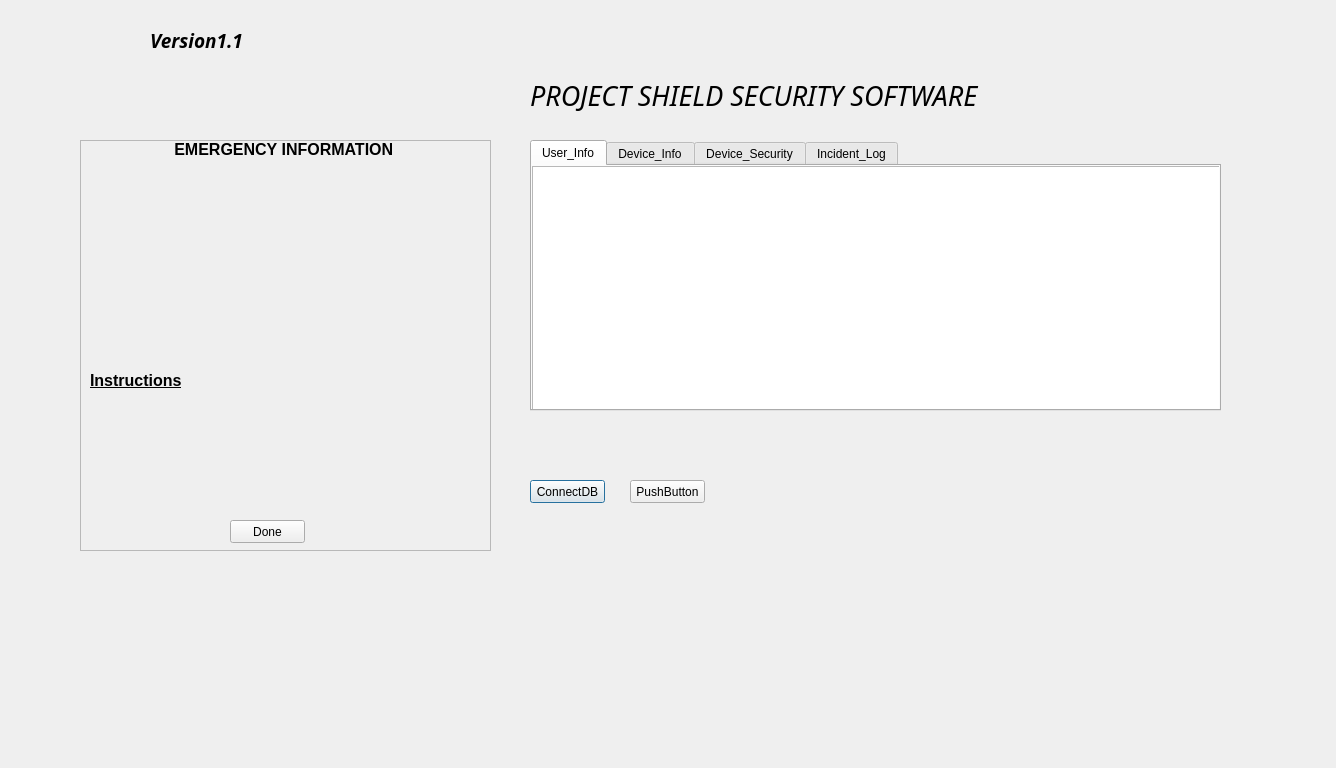
This is Project_Shield_Software_Version1_1/secondwindow.ui in JohanFick/SecuritySoftwareProgram as Qt 5 draws it before an edit. The edited form follows.
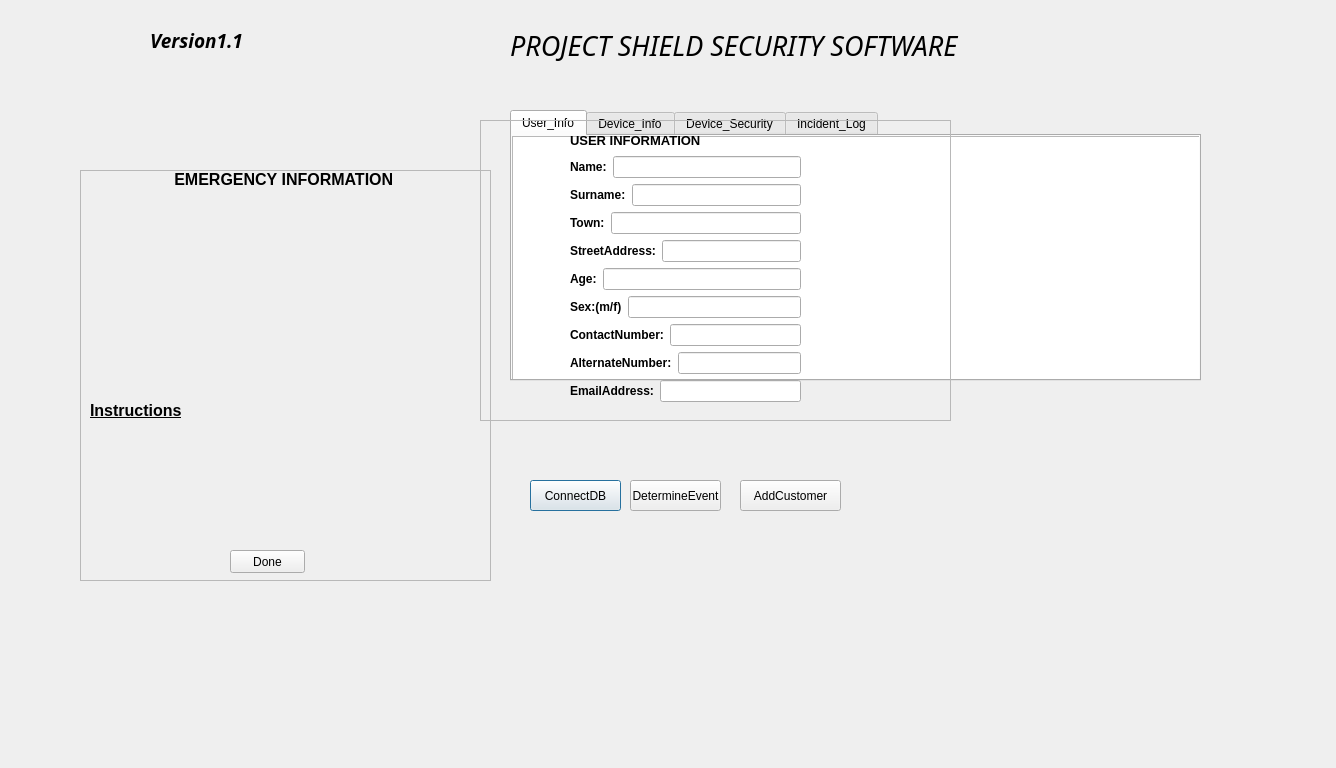
This is the edited form. Icons and pictures are not drawn.

Commit message: Update- Add User GUI and database updating code

```diff
--- a/Project_Shield_Software_Version1_1/secondwindow.ui
+++ b/Project_Shield_Software_Version1_1/secondwindow.ui
@@ -28,8 +28,8 @@
     <rect>
      <x>530</x>
      <y>480</y>
-     <width>75</width>
-     <height>23</height>
+     <width>91</width>
+     <height>31</height>
     </rect>
    </property>
    <property name="text">
@@ -39,8 +39,8 @@
   <widget class="QLabel" name="MainText">
    <property name="geometry">
     <rect>
-     <x>530</x>
-     <y>80</y>
+     <x>510</x>
+     <y>30</y>
      <width>561</width>
      <height>31</height>
     </rect>
@@ -96,8 +96,8 @@
   <widget class="QTabWidget" name="tabWidget">
    <property name="geometry">
     <rect>
-     <x>530</x>
-     <y>140</y>
+     <x>510</x>
+     <y>110</y>
      <width>691</width>
      <height>271</height>
     </rect>
@@ -171,19 +171,19 @@
     <rect>
      <x>630</x>
      <y>480</y>
-     <width>75</width>
-     <height>23</height>
+     <width>91</width>
+     <height>31</height>
     </rect>
    </property>
    <property name="text">
-    <string>PushButton</string>
+    <string>DetermineEvent</string>
    </property>
   </widget>
   <widget class="QFrame" name="frame">
    <property name="geometry">
     <rect>
      <x>80</x>
-     <y>140</y>
+     <y>170</y>
      <width>411</width>
      <height>411</height>
     </rect>
@@ -382,6 +382,260 @@
     </layout>
    </widget>
   </widget>
+  <widget class="QPushButton" name="AddCustomerButton">
+   <property name="geometry">
+    <rect>
+     <x>740</x>
+     <y>480</y>
+     <width>101</width>
+     <height>31</height>
+    </rect>
+   </property>
+   <property name="toolTip">
+    <string>&lt;html&gt;&lt;head/&gt;&lt;body&gt;&lt;p&gt;This allows the admin to add a user to the database.&lt;/p&gt;&lt;/body&gt;&lt;/html&gt;</string>
+   </property>
+   <property name="text">
+    <string>AddCustomer</string>
+   </property>
+  </widget>
+  <widget class="QFrame" name="AddCustomerFrame">
+   <property name="geometry">
+    <rect>
+     <x>480</x>
+     <y>120</y>
+     <width>471</width>
+     <height>301</height>
+    </rect>
+   </property>
+   <property name="frameShape">
+    <enum>QFrame::StyledPanel</enum>
+   </property>
+   <property name="frameShadow">
+    <enum>QFrame::Raised</enum>
+   </property>
+   <widget class="QWidget" name="">
+    <property name="geometry">
+     <rect>
+      <x>90</x>
+      <y>10</y>
+      <width>231</width>
+      <height>272</height>
+     </rect>
+    </property>
+    <layout class="QVBoxLayout" name="verticalLayout_3">
+     <item>
+      <widget class="QLabel" name="labelAddUser">
+       <property name="font">
+        <font>
+         <pointsize>10</pointsize>
+         <weight>75</weight>
+         <bold>true</bold>
+        </font>
+       </property>
+       <property name="text">
+        <string>USER INFORMATION</string>
+       </property>
+      </widget>
+     </item>
+     <item>
+      <layout class="QVBoxLayout" name="verticalLayout_2">
+       <item>
+        <layout class="QHBoxLayout" name="horizontalLayout">
+         <item>
+          <widget class="QLabel" name="labelAddName">
+           <property name="font">
+            <font>
+             <weight>75</weight>
+             <bold>true</bold>
+            </font>
+           </property>
+           <property name="text">
+            <string>Name:</string>
+           </property>
+          </widget>
+         </item>
+         <item>
+          <widget class="QLineEdit" name="textEditName"/>
+         </item>
+        </layout>
+       </item>
+       <item>
+        <layout class="QHBoxLayout" name="horizontalLayout_2">
+         <item>
+          <widget class="QLabel" name="labelAddSurname">
+           <property name="font">
+            <font>
+             <weight>75</weight>
+             <bold>true</bold>
+            </font>
+           </property>
+           <property name="text">
+            <string>Surname:</string>
+           </property>
+          </widget>
+         </item>
+         <item>
+          <widget class="QLineEdit" name="textEditSurname"/>
+         </item>
+        </layout>
+       </item>
+       <item>
+        <layout class="QHBoxLayout" name="horizontalLayout_3">
+         <item>
+          <widget class="QLabel" name="labelAddTown">
+           <property name="font">
+            <font>
+             <weight>75</weight>
+             <bold>true</bold>
+            </font>
+           </property>
+           <property name="text">
+            <string>Town:</string>
+           </property>
+          </widget>
+         </item>
+         <item>
+          <widget class="QLineEdit" name="textEditTown"/>
+         </item>
+        </layout>
+       </item>
+       <item>
+        <layout class="QHBoxLayout" name="horizontalLayout_4">
+         <item>
+          <widget class="QLabel" name="labelAddStreetAddress">
+           <property name="font">
+            <font>
+             <weight>75</weight>
+             <bold>true</bold>
+            </font>
+           </property>
+           <property name="text">
+            <string>StreetAddress:</string>
+           </property>
+          </widget>
+         </item>
+         <item>
+          <widget class="QLineEdit" name="textEditStreetAddress"/>
+         </item>
+        </layout>
+       </item>
+       <item>
+        <layout class="QHBoxLayout" name="horizontalLayout_5">
+         <item>
+          <widget class="QLabel" name="labelAddAge">
+           <property name="font">
+            <font>
+             <weight>75</weight>
+             <bold>true</bold>
+            </font>
+           </property>
+           <property name="text">
+            <string>Age:</string>
+           </property>
+          </widget>
+         </item>
+         <item>
+          <widget class="QLineEdit" name="textEditAge"/>
+         </item>
+        </layout>
+       </item>
+       <item>
+        <layout class="QHBoxLayout" name="horizontalLayout_6">
+         <item>
+          <widget class="QLabel" name="labelAddSex">
+           <property name="font">
+            <font>
+             <weight>75</weight>
+             <bold>true</bold>
+            </font>
+           </property>
+           <property name="text">
+            <string>Sex:(m/f)</string>
+           </property>
+          </widget>
+         </item>
+         <item>
+          <widget class="QLineEdit" name="textEditSex"/>
+         </item>
+        </layout>
+       </item>
+       <item>
+        <layout class="QHBoxLayout" name="horizontalLayout_7">
+         <item>
+          <widget class="QLabel" name="labelAddContactNumber">
+           <property name="font">
+            <font>
+             <weight>75</weight>
+             <bold>true</bold>
+            </font>
+           </property>
+           <property name="text">
+            <string>ContactNumber:</string>
+           </property>
+          </widget>
+         </item>
+         <item>
+          <widget class="QLineEdit" name="textEditContactNumber"/>
+         </item>
+        </layout>
+       </item>
+       <item>
+        <layout class="QHBoxLayout" name="horizontalLayout_8">
+         <item>
+          <widget class="QLabel" name="labelAddAlternateNumber">
+           <property name="font">
+            <font>
+             <weight>75</weight>
+             <bold>true</bold>
+            </font>
+           </property>
+           <property name="text">
+            <string>AlternateNumber:</string>
+           </property>
+          </widget>
+         </item>
+         <item>
+          <widget class="QLineEdit" name="textEditAlterNumber"/>
+         </item>
+        </layout>
+       </item>
+       <item>
+        <layout class="QHBoxLayout" name="horizontalLayout_9">
+         <item>
+          <widget class="QLabel" name="labelAddEmailAdress">
+           <property name="font">
+            <font>
+             <weight>75</weight>
+             <bold>true</bold>
+            </font>
+           </property>
+           <property name="text">
+            <string>EmailAddress:</string>
+           </property>
+          </widget>
+         </item>
+         <item>
+          <widget class="QLineEdit" name="textEditEmailAddress"/>
+         </item>
+        </layout>
+       </item>
+      </layout>
+     </item>
+    </layout>
+   </widget>
+  </widget>
+  <zorder>pushButton</zorder>
+  <zorder>MainText</zorder>
+  <zorder>Version_Text</zorder>
+  <zorder>label</zorder>
+  <zorder>tabWidget</zorder>
+  <zorder>pushButton_2</zorder>
+  <zorder>frame</zorder>
+  <zorder>AddCustomerButton</zorder>
+  <zorder>Device_security</zorder>
+  <zorder>labelAddUser</zorder>
+  <zorder></zorder>
+  <zorder>AddCustomerFrame</zorder>
  </widget>
  <resources/>
  <connections/>
```
The commit also changes 25 other files.
